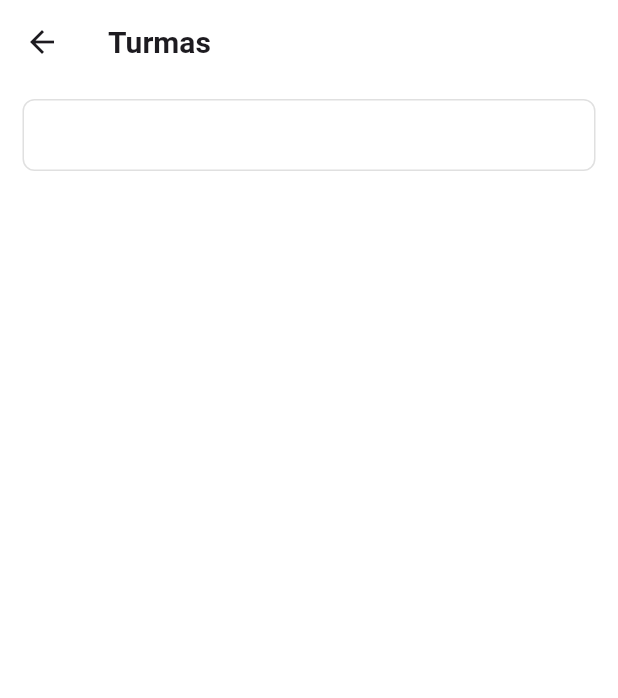
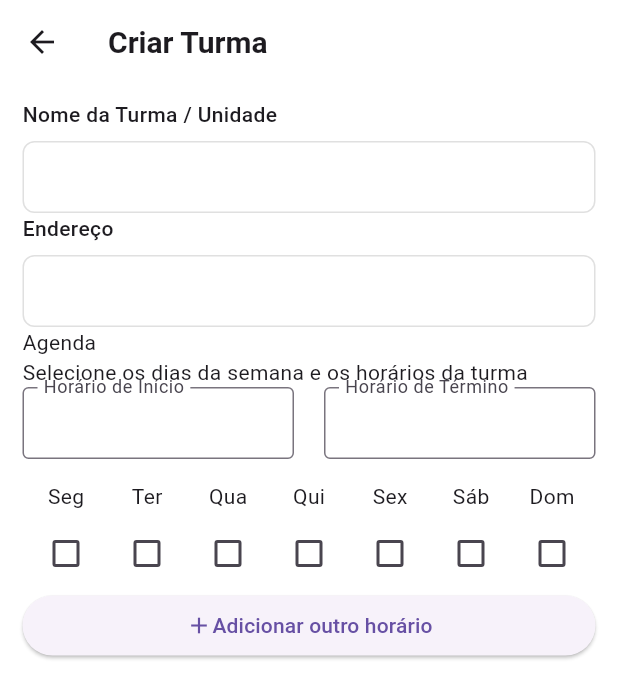
Before and after one commit to PAFONTINHAS/abada-app, a Flutter app: the CreateOrEditClassPage screen opened directly, on a phone screen of 412 x 824 dp. Shown: the top 698 px of the screen. Run offline on Flutter 3.47's test engine with Material 3 defaults, Android fonts, the phone set to English and light mode, and no system bars; our stand-ins replace cloud_firestore, cloud_functions, dartz, equatable, file_picker, firebase_auth and 11 more; missing offline and left inert: geoflutterfire_plus; accounts and stored records are empty.

Commit message:
feat: opening and closing hour time pickers

```diff
--- a/lib/core/providers/class_providers.dart
+++ b/lib/core/providers/class_providers.dart
@@ -7,6 +7,7 @@ import 'package:sistema_abada_capoeira/features/class/domain/repository/class_re
 import 'package:sistema_abada_capoeira/features/class/domain/usecases/get_attended_classes_usecase.dart';
 import 'package:sistema_abada_capoeira/features/class/domain/usecases/get_lectured_classes_usecase.dart';
 import 'package:sistema_abada_capoeira/features/class/presentation/controllers/class_controller.dart';
+import 'package:sistema_abada_capoeira/features/class/presentation/controllers/create_or_edit_class_controller.dart';
 
 class ClassProviders {
 
@@ -22,6 +23,7 @@ class ClassProviders {
   static final List<SingleChildWidget> providers = [
 
     ChangeNotifierProvider(create: (_) => ClassController(getAttendedClassesUsecase, getLecturedClassesUsecase)),
+    ChangeNotifierProvider(create: (_) => CreateOrEditClassController())
 
   ];
 
--- /dev/null
+++ b/lib/features/class/domain/entities/schedule_entity.dart
@@ -0,0 +1,34 @@
+class ScheduleEntity{
+
+  ScheduleEntity({
+    required this.id,
+    required this.openingHour,
+    required this.closingHour,
+    required this.scheduleDays
+  });
+
+  final String id;
+  final String openingHour;
+  final String closingHour;
+
+  final List<int> scheduleDays;
+
+  ScheduleEntity copyWith({
+
+    final String? id,
+    final String? openingHour,
+    final String? closingHour,
+
+    final List<int>? scheduleDays,
+  }){
+
+    return ScheduleEntity(
+      id: id ?? this.id,
+      openingHour: openingHour ?? this.openingHour,
+      closingHour: closingHour ?? this.closingHour,
+      scheduleDays: scheduleDays ?? this.scheduleDays,
+    );
+
+  }
+
+}
--- /dev/null
+++ b/lib/features/class/presentation/controllers/create_or_edit_class_controller.dart
@@ -0,0 +1,152 @@
+import 'package:flutter/material.dart';
+import 'package:sistema_abada_capoeira/core/services/logging_service.dart';
+import 'package:sistema_abada_capoeira/core/utils/message_handler.dart';
+import 'package:sistema_abada_capoeira/features/class/domain/entities/schedule_entity.dart';
+
+class CreateOrEditClassController extends ChangeNotifier{
+
+  TextEditingController classUnitController = TextEditingController();
+  TextEditingController locationController = TextEditingController();
+
+  TextEditingController openingHourController = TextEditingController();
+  TextEditingController closingHourController= TextEditingController();
+
+  List<bool> _weekDays = List.generate(7, (index) => false);
+  List<bool> get weekDays => _weekDays;
+
+  List<ScheduleEntity> _scheduleList = [];
+  List<ScheduleEntity> get scheduleList => _scheduleList;
+
+  ScheduleEntity? _currentScheduleEntity;
+  ScheduleEntity? get currentScheduleEntity => _currentScheduleEntity;
+
+  final List<Color> scheduleColors = const [
+   Colors.orange,
+    Colors.blue,
+    Colors.purple,
+    Colors.teal,
+    Colors.redAccent,
+    Colors.indigo,
+    Colors.amber,
+  ];
+
+
+  Color getColorForSchedule(ScheduleEntity schedule){
+    final index = _scheduleList.indexOf(schedule);
+
+    if(index == -1) return Colors.grey;
+
+    return scheduleColors[index % scheduleColors.length];
+  }
+
+  ScheduleEntity? getScheduleForDay(int dayIndex) {
+    for (final schedule in _scheduleList) {
+      if (schedule.scheduleDays.contains(dayIndex)) {
+        return schedule;
+      }
+    }
+    return null;
+  }
+
+
+  void setWeekday(int day, bool? value){
+
+    if(value == null) return;
+
+    if(getScheduleForDay(day) != null) return;
+
+    final currentWeekdays = List<bool>.from(_weekDays);
+
+    currentWeekdays[day] = value;
+
+    _weekDays = List<bool>.from(currentWeekdays);
+
+    notifyListeners();
+  }
+
+  void setClassUnitController (String value){
+
+    if(value.isEmpty) return;
+
+    classUnitController.text = value;
+
+    notifyListeners();
+  }
+
+  void setLocationController (String value){
+
+    if(value.isEmpty) return;
+
+    locationController.text = value;
+
+    notifyListeners();
+  }
+
+  void setOpeningHourController(String value){
+
+    if(value.isEmpty) return;
+
+    openingHourController.text = value;
+
+    notifyListeners();
+
+  }
+
+  void setClosingHourController(String value){
+
+    if(value.isEmpty) return;
+
+    closingHourController.text = value;
+
+    notifyListeners();
+  }
+
+  void addNewSchedule(BuildContext context) {
+
+    if (openingHourController.text.isEmpty || closingHourController.text.isEmpty) return;
+
+    for(final schedule in _scheduleList){
+
+      final bool isSameOpeningHour = openingHourController.text == schedule.openingHour;
+      final bool isSameClosingHour = closingHourController.text == schedule.closingHour;
+
+      if(isSameClosingHour && isSameOpeningHour){
+        return MessageHandler.showWarning(context, "Horários de início e de término já selecionados");
+      }
+
+    }
+
+    List<int> scheduleDays = [];
+
+    for (int i = 0; i < _weekDays.length; i++) {
+      if (_weekDays[i]) {
+        scheduleDays.add(i);
+      }
+    }
+
+    if (scheduleDays.isEmpty) return; // Evita salvar sem nenhum dia selecionado
+
+    _currentScheduleEntity = ScheduleEntity(
+      id: "schedule_${_scheduleList.length}_${DateTime.now().millisecondsSinceEpoch}",
+      openingHour: openingHourController.text,
+      closingHour: closingHourController.text,
+      scheduleDays: scheduleDays,
+    );
+
+    _scheduleList = List.from(_scheduleList)..add(_currentScheduleEntity!);
+
+    // Reseta o formulário para o próximo horário
+    _weekDays = List.generate(7, (index) => false);
+    openingHourController.clear();
+    closingHourController.clear();
+
+    notifyListeners();
+  }
+
+
+  void removeSchedule(ScheduleEntity schedule) {
+    _scheduleList = List.from(_scheduleList)..removeWhere((item) => item.id == schedule.id);
+    notifyListeners();
+  }
+
+}
--- a/lib/features/class/presentation/pages/create_or_edit_class_page.dart
+++ b/lib/features/class/presentation/pages/create_or_edit_class_page.dart
@@ -1,30 +1,62 @@
 import 'package:flutter/material.dart';
+import 'package:provider/provider.dart';
 import 'package:sistema_abada_capoeira/shared/body/standard_scaffold_body_widget.dart';
+import 'package:sistema_abada_capoeira/features/class/domain/entities/class_entity.dart';
 import 'package:sistema_abada_capoeira/shared/inputs/custom_text_input/custom_text_input.dart';
+import 'package:sistema_abada_capoeira/features/class/presentation/widgets/schedule_view_list.dart';
+import 'package:sistema_abada_capoeira/features/class/presentation/widgets/create_or_edit_schedule_widget.dart';
+import 'package:sistema_abada_capoeira/features/class/presentation/controllers/create_or_edit_class_controller.dart';
 
-class CreateOrEditClassPage extends StatelessWidget {
-  const CreateOrEditClassPage({super.key});
+class CreateOrEditClassPage extends StatefulWidget {
+  const CreateOrEditClassPage({super.key, this.classEntity});
+
+  final ClassEntity? classEntity;
 
   @override
+  State<CreateOrEditClassPage> createState() => _CreateOrEditClassPageState();
+}
+
+class _CreateOrEditClassPageState extends State<CreateOrEditClassPage> {
+  @override
   Widget build(BuildContext context) {
+
+
+    final controller = context.read<CreateOrEditClassController>();
+
     return Scaffold(
       appBar: AppBar(
         backgroundColor: Colors.white,
         title: const Text(
-          "Turmas",
+          "Criar Turma",
           style: TextStyle(fontWeight: FontWeight.bold, fontSize: 20),
         ),
       ),
       body: StandardScaffoldBodyWidget(
+
         child: Column(
+
+          mainAxisAlignment: MainAxisAlignment.start,
+          crossAxisAlignment: CrossAxisAlignment.start,
           children: [
 
             CustomTextInput(
+              label: "Nome da Turma / Unidade",
+              controller: controller.classUnitController,
+              onChanged: (value) => controller.setClassUnitController(value),
 
-            )
+            ),
+            CustomTextInput(
+              label: "Endereço",
+              controller: controller.locationController,
+              onChanged: (value) => controller.setLocationController(value),
+            ),
 
 
-          ],
+            const ScheduleViewList(),
+
+            const CreateOrEditScheduleWidget(),
+
+          ]
         ),
       ),
     );
--- a/lib/features/class/presentation/pages/professor_classes_page.dart
+++ b/lib/features/class/presentation/pages/professor_classes_page.dart
@@ -60,7 +60,11 @@ class ProfessorClassesPage extends StatelessWidget {
 
             ClassCardWidget(classEntity: currentAttendedClass),
 
-            SectionTitleWidget(sectionTitle: "Minhas Turmas", onPressed: (){}, onPressedTitle: "+ Criar Turma",),
+            SectionTitleWidget(
+              sectionTitle: "Minhas Turmas",
+              onPressedTitle: "+ Criar Turma",
+              onPressed: () => RouteController.redirectToCreateClassPage(context: context),
+            ),
 
             SizedBox(
               height: listSize,// classController.lecturedClasses.length * 170,
--- /dev/null
+++ b/lib/features/class/presentation/widgets/create_or_edit_schedule_widget.dart
@@ -0,0 +1,114 @@
+import 'package:flutter/material.dart';
+import 'package:provider/provider.dart';
+import 'package:sistema_abada_capoeira/core/utils/message_handler.dart';
+import 'package:sistema_abada_capoeira/core/utils/time_picker_helper.dart';
+import 'package:sistema_abada_capoeira/shared/inputs/custom_text_input/custom_text_input.dart';
+import 'package:sistema_abada_capoeira/features/class/presentation/widgets/weekdays_checkbox_list_widget.dart';
+import 'package:sistema_abada_capoeira/features/class/presentation/controllers/create_or_edit_class_controller.dart';
+
+class CreateOrEditScheduleWidget extends StatelessWidget {
+  const CreateOrEditScheduleWidget({super.key});
+
+  @override
+  Widget build(BuildContext context) {
+
+    final controller = context.read<CreateOrEditClassController>();
+    return Column(
+      crossAxisAlignment: CrossAxisAlignment.start,
+      children: [
+
+        Text("Agenda"),
+        Text("Selecione os dias da semana e os horários da turma"),
+
+
+        Row(
+
+          children: [
+            Expanded(
+              child: InkWell(
+                onTap: () async {
+                  String? pickedTime = await TimePickerHelper.selectTime(context,);
+                  if (pickedTime != null) {
+                    // controller.updateInterval(controller.selectedDiaTrabalho.diaSemana, pausa.intervalId, novoInicio: pickedTime);
+                    controller.setOpeningHourController(pickedTime);
+                  }
+                },
+                child: InputDecorator(
+                  decoration: const InputDecoration(
+                    labelText: "Horário de Início",
+                    border: OutlineInputBorder(),
+                    contentPadding: EdgeInsets.symmetric(horizontal: 10, vertical: 5), // Deixa menorzinho
+                  ),
+                  child: Selector<CreateOrEditClassController, String>(
+                    selector: (_, controller) => controller.openingHourController.text,
+                    builder: (context, openingHour, child) => Text(openingHour),
+                  )
+                ),
+              ),
+            ),
+
+            SizedBox(width: 20),
+
+            Expanded(
+              child: InkWell(
+                onTap: () async {
+                  String? pickedTime = await TimePickerHelper.selectTime(context,);
+
+
+                  if (pickedTime != null && context.mounted) {
+
+                    final openingHour = TimePickerHelper.getTimeFromString(controller.openingHourController.text);
+                    final closingHour = TimePickerHelper.getTimeFromString(pickedTime);
+
+                    final closingHourIsGreaterThanOpeningHour = TimePickerHelper.compareTimes(openingHour, closingHour) == 0;
+                    final closingHourIsEqualToOpeningHour = TimePickerHelper.compareTimes(openingHour, closingHour) == 1;
+
+
+                    if(closingHourIsEqualToOpeningHour || closingHourIsGreaterThanOpeningHour){
+                      MessageHandler.showError(
+                        context,
+                        "Horario de término não pode ser menor ou igual ao horário de início",
+                      );
+
+                      return;
+                    }
+
+                    controller.setClosingHourController(pickedTime);
+                  }
+                },
+                child: InputDecorator(
+                  decoration: const InputDecoration(
+                    labelText: "Horário de Término",
+                    border: OutlineInputBorder(),
+                    contentPadding: EdgeInsets.symmetric(horizontal: 10, vertical: 5), // Deixa menorzinho
+                  ),
+                  child: Selector<CreateOrEditClassController, String>(
+                    selector: (_, controller) => controller.closingHourController.text,
+                    builder: (context, closingHour, child) => Text(closingHour),
+                  )
+                ),
+              ),
+            ),
+
+          ],
+        ),
+
+        SizedBox(height: 15),
+
+        Align(
+          alignment: Alignment.center,
+          child: WeekdaysCheckboxListWidget() ,
+        ),
+
+        ElevatedButton(
+          onPressed: () => controller.addNewSchedule(context),
+          child: Row(
+            mainAxisAlignment: MainAxisAlignment.center,
+            children: [Icon(Icons.add), Text("Adicionar outro horário")],
+          ),
+        )
+
+      ],
+    );
+  }
+}
--- /dev/null
+++ b/lib/features/class/presentation/widgets/weekdays_checkbox_list_widget.dart
@@ -0,0 +1,74 @@
+import 'package:flutter/material.dart';
+import 'package:provider/provider.dart';
+import 'package:sistema_abada_capoeira/core/constants/color_constants.dart';
+import 'package:sistema_abada_capoeira/features/class/presentation/controllers/create_or_edit_class_controller.dart';
+
+class WeekdaysCheckboxListWidget extends StatelessWidget {
+  const WeekdaysCheckboxListWidget({super.key});
+
+  @override
+  Widget build(BuildContext context) {
+
+    final List<String> days = const [
+      'Seg', 'Ter', 'Qua',
+      'Qui', 'Sex', 'Sáb', 'Dom'
+    ];
+
+    return Consumer<CreateOrEditClassController>(
+      builder: (context, controller, child) {
+        final weekdays = controller.weekDays;
+
+        return Wrap(
+          spacing: 6,
+          runSpacing: 8.0,
+          children: List.generate(7, (index) {
+            final blockingSchedule = controller.getScheduleForDay(index);
+            final isBlocked = blockingSchedule != null;
+            final isChecked = weekdays[index];
+
+            // Define a cor de destaque (Cor do horário bloqueador ou neutra)
+            Color? cardColor;
+            if (isBlocked) {
+              cardColor = controller.getColorForSchedule(blockingSchedule).withAlpha(40);
+            }
+
+            Color activeColor = isBlocked
+                ? controller.getColorForSchedule(blockingSchedule)
+                : ColorConstants.indigoColor;
+
+            return Column(
+              children: [
+                Text(
+                  days[index],
+                  style: TextStyle(
+                    fontWeight: isBlocked ? FontWeight.bold : FontWeight.normal,
+                    color: isBlocked ? controller.getColorForSchedule(blockingSchedule) : null,
+                  ),
+                ),
+                const SizedBox(height: 4),
+                Container(
+                  decoration: BoxDecoration(
+                    color: cardColor,
+                    borderRadius: BorderRadius.circular(8),
+                    border: isBlocked
+                        ? Border.all(color: controller.getColorForSchedule(blockingSchedule), width: 1.5)
+                        : null,
+                  ),
+                  child: Checkbox(
+                    value: isBlocked ? true : isChecked,
+                    activeColor: activeColor,
+                    onChanged: (isBlocked)
+                        ? null // Desabilita clique se estiver bloqueado ou se horários estiverem vazios
+                        : (value) {
+                            controller.setWeekday(index, value);
+                          },
+                  ),
+                ),
+              ],
+            );
+          }),
+        );
+      },
+    );
+  }
+}
```
Also changed, not shown: lib/core/router/route_controller.dart (+10 -1 lines), lib/core/router/routes/classes_routes.dart (+21 -3 lines), lib/core/utils/time_picker_helper.dart (added, +62 -0 lines), lib/features/class/presentation/controllers/add_or_edit_class_controller.dart (deleted, +0 -17 lines), lib/features/class/presentation/widgets/schedule_view_list.dart (added, +72 -0 lines).
